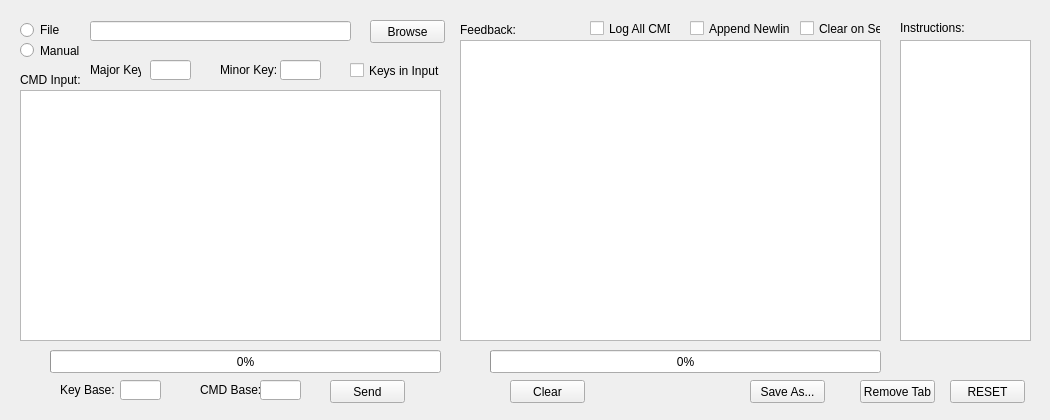
Old version of the form src/user-interfaces/gui-custom-cmd.ui in the repository Donn13Darko/uC_Interfacer.
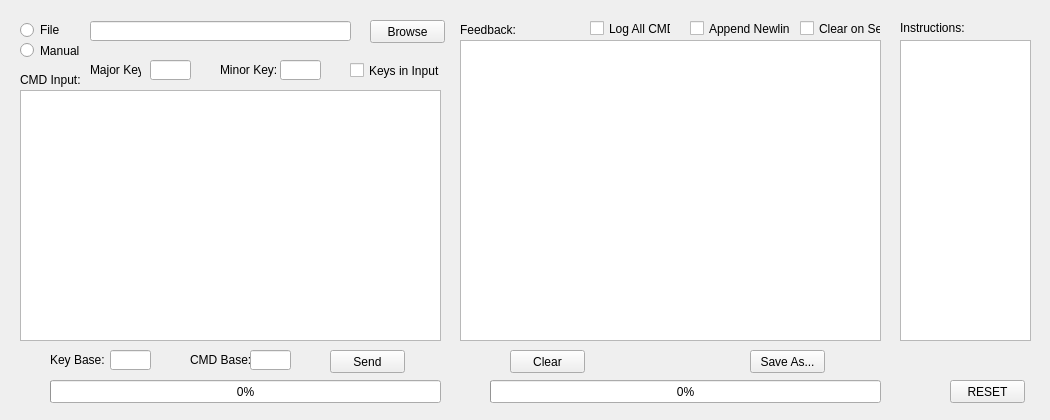
New version of the form.

Commit message: Updated tab close and creation methods, close button now exists in tab bar and will only be active for the currently selected tab

Patch:
```diff
--- a/src/user-interfaces/gui-custom-cmd.ui
+++ b/src/user-interfaces/gui-custom-cmd.ui
@@ -58,8 +58,8 @@
   <widget class="QLabel" name="CustomCMDBase_Label">
    <property name="geometry">
     <rect>
-     <x>200</x>
-     <y>380</y>
+     <x>190</x>
+     <y>350</y>
      <width>61</width>
      <height>20</height>
     </rect>
@@ -215,8 +215,8 @@
   <widget class="QLineEdit" name="CustomCMDBase_LineEdit">
    <property name="geometry">
     <rect>
-     <x>260</x>
-     <y>380</y>
+     <x>250</x>
+     <y>350</y>
      <width>41</width>
      <height>20</height>
     </rect>
@@ -265,7 +265,7 @@
    <property name="geometry">
     <rect>
      <x>330</x>
-     <y>380</y>
+     <y>350</y>
      <width>75</width>
      <height>23</height>
     </rect>
@@ -281,7 +281,7 @@
    <property name="geometry">
     <rect>
      <x>510</x>
-     <y>380</y>
+     <y>350</y>
      <width>75</width>
      <height>23</height>
     </rect>
@@ -297,7 +297,7 @@
    <property name="geometry">
     <rect>
      <x>750</x>
-     <y>380</y>
+     <y>350</y>
      <width>75</width>
      <height>23</height>
     </rect>
@@ -313,7 +313,7 @@
    <property name="geometry">
     <rect>
      <x>490</x>
-     <y>350</y>
+     <y>380</y>
      <width>391</width>
      <height>23</height>
     </rect>
@@ -326,7 +326,7 @@
    <property name="geometry">
     <rect>
      <x>50</x>
-     <y>350</y>
+     <y>380</y>
      <width>391</width>
      <height>23</height>
     </rect>
@@ -339,7 +339,7 @@
    <property name="geometry">
     <rect>
      <x>50</x>
-     <y>350</y>
+     <y>380</y>
      <width>351</width>
      <height>20</height>
     </rect>
@@ -355,7 +355,7 @@
    <property name="geometry">
     <rect>
      <x>490</x>
-     <y>350</y>
+     <y>380</y>
      <width>351</width>
      <height>20</height>
     </rect>
@@ -409,8 +409,8 @@
   <widget class="QLabel" name="CustomCMDKeyBase_Label">
    <property name="geometry">
     <rect>
-     <x>60</x>
-     <y>380</y>
+     <x>50</x>
+     <y>350</y>
      <width>61</width>
      <height>20</height>
     </rect>
@@ -422,8 +422,8 @@
   <widget class="QLineEdit" name="CustomCMDKeyBase_LineEdit">
    <property name="geometry">
     <rect>
-     <x>120</x>
-     <y>380</y>
+     <x>110</x>
+     <y>350</y>
      <width>41</width>
      <height>20</height>
     </rect>
@@ -442,22 +442,6 @@
     <string>Log All CMDs</string>
    </property>
   </widget>
-  <widget class="QPushButton" name="RemoveTab_Button">
-   <property name="geometry">
-    <rect>
-     <x>860</x>
-     <y>380</y>
-     <width>75</width>
-     <height>23</height>
-    </rect>
-   </property>
-   <property name="text">
-    <string>Remove Tab</string>
-   </property>
-   <property name="autoDefault">
-    <bool>false</bool>
-   </property>
-  </widget>
  </widget>
  <resources/>
  <connections/>
```
The commit also changes 9 other files.
